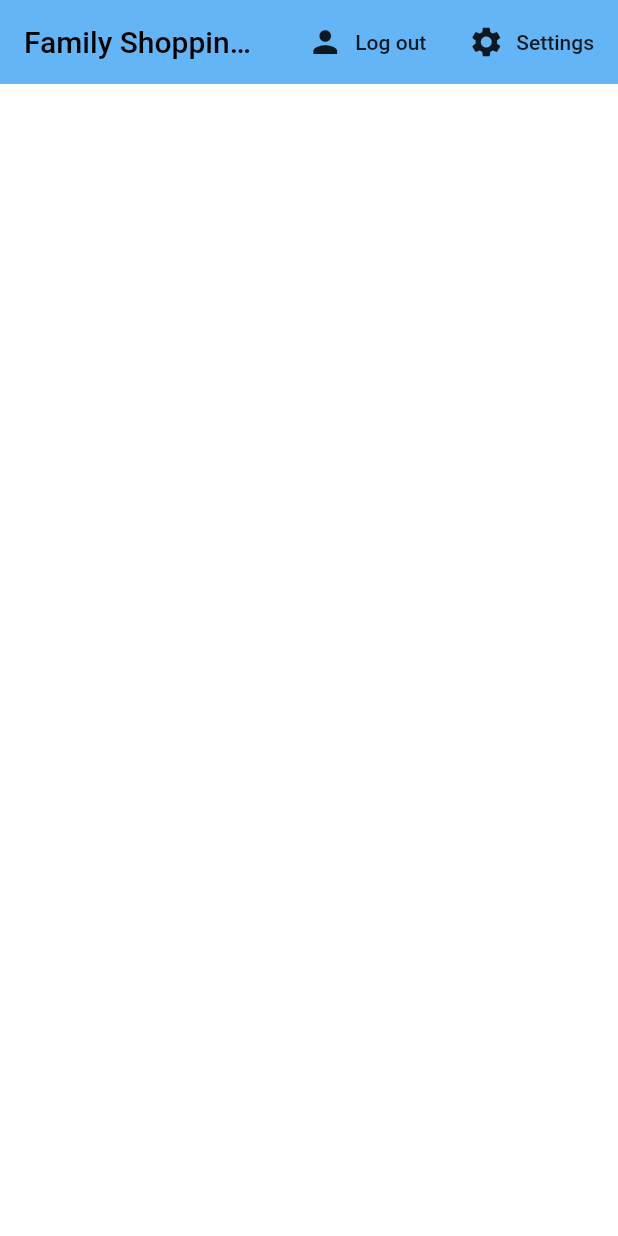
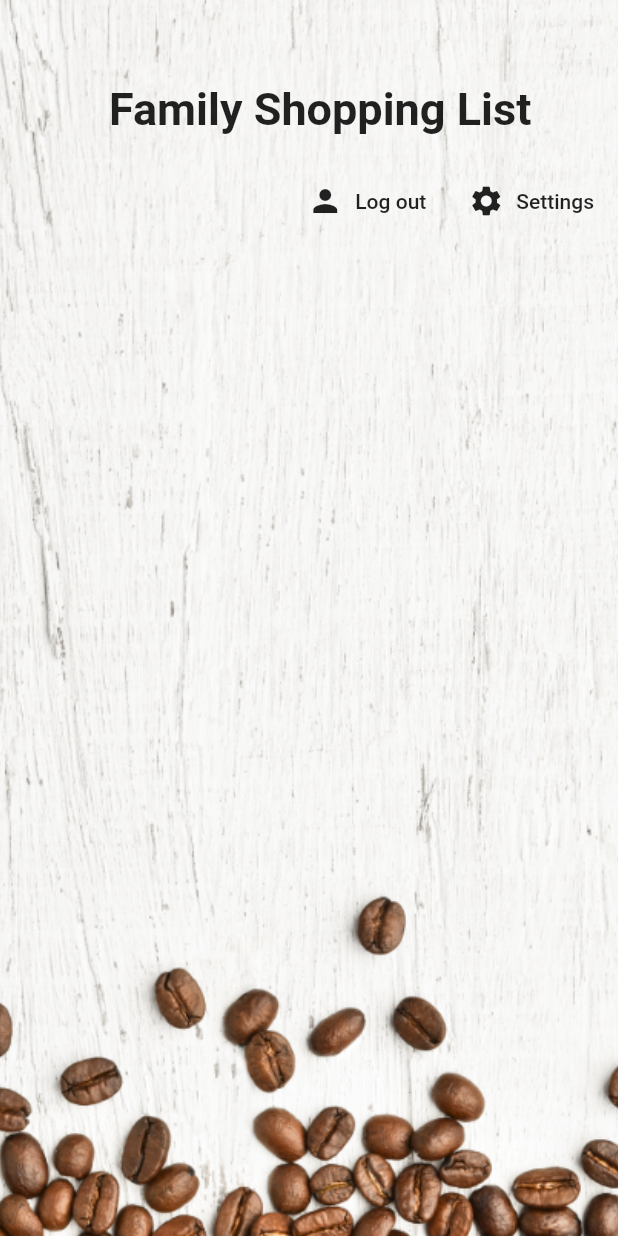
Before and after one commit to ByromJomaa/Family_Shopping_List, a Flutter app: the screen it shows once a user with an empty profile is signed in, on a phone screen of 412 x 824 dp. Run offline on Flutter 3.47's test engine with Material 2 defaults, Android fonts, the phone set to English and light mode, and no system bars; our stand-ins replace cloud_firestore, firebase_auth, flutter_spinkit; accounts and stored records are empty.

Commit message:
Replace AppBar

```diff
--- a/family_shopping_list/lib/screens/home/home.dart
+++ b/family_shopping_list/lib/screens/home/home.dart
@@ -30,16 +30,56 @@ class Home extends StatelessWidget {
       value: DatabaseService().shoppingList,
       child: Scaffold(
         backgroundColor: Colors.white,
-        appBar: AppBar(
-          title: Text(
-            'Family Shopping List',
-            style: TextStyle(
-              color: Colors.black,
+        // appBar: AppBar(
+        //   title: Text(
+        //     'Family Shopping List',
+        //     style: TextStyle(
+        //       color: Colors.black,
+        //     ),
+        //   ),
+        //   backgroundColor: Colors.blue[300],
+        //   elevation: 0.0,
+        //   actions: <Widget>[
+        //     FlatButton.icon(
+        //       icon: Icon(Icons.person),
+        //       label: Text('Log out'),
+        //       onPressed: () async {
+        //         await _auth.signOut();
+        //       },
+        //     ),
+        //     FlatButton.icon(
+        //       icon: Icon(Icons.settings),
+        //       label: Text('Settings'),
+        //       onPressed: () => _showSettingsPanel(),
+        //     ),
+        //   ],
+        // ),
+        body: Container(
+          decoration: BoxDecoration(
+            image: DecorationImage(
+              image: AssetImage('assets/coffee_bg.png'),
+              fit: BoxFit.cover,
             ),
           ),
-          backgroundColor: Colors.blue[300],
-          elevation: 0.0,
-          actions: <Widget>[
+          child: Column(
+            children: <Widget>[
+              SizedBox(height: 30),
+              SizedBox(
+                height: 135,
+                child: Column(
+                  children: <Widget>[
+                    SizedBox(height: 25.0),
+                    Text(
+                      '  Family Shopping List',
+                      style: TextStyle(
+                        fontSize: 30.0,
+                        fontWeight: FontWeight.bold,
+                      ),
+                    ),
+                    SizedBox(height: 20.0),
+                    Row(
+                      mainAxisAlignment: MainAxisAlignment.end,
+                      children: <Widget>[
                         FlatButton.icon(
                           icon: Icon(Icons.person),
                           label: Text('Log out'),
@@ -54,14 +94,14 @@ class Home extends StatelessWidget {
                         ),
                       ],
                     ),
-        body: Container(
-          // decoration: BoxDecoration(
-          //   image: DecorationImage(
-          //     image: AssetImage('assets/coffee_bg.png'),
-          //     fit: BoxFit.cover,
-          //   ),
-          // ),
+                  ],
+                ),
+              ),
+              Flexible(
                 child: ShoppingListList(),
+              ),
+            ],
+          ),
         ),
       ),
     );
```
Lines whose indentation alone changed are shown as unchanged.
